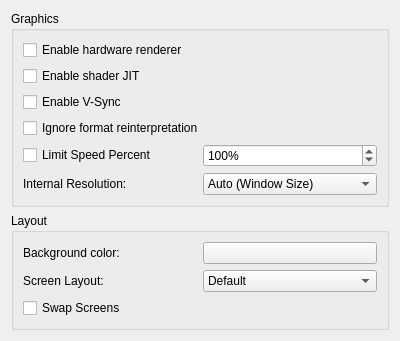
This is src/citra_qt/configuration/configure_graphics.ui in taken2009/citra9 as Qt 5 draws it before an edit. The edited form follows.
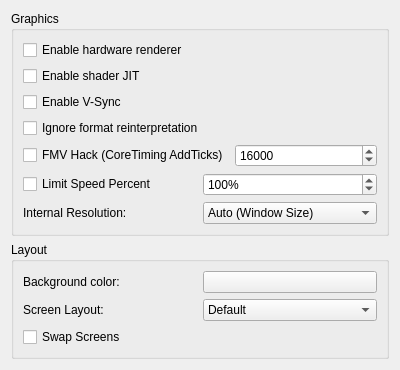
This is the edited form.

Commit message: Add FMV_hack option(Core timing overwrite)

```diff
--- a/src/citra_qt/configuration/configure_graphics.ui
+++ b/src/citra_qt/configuration/configure_graphics.ui
@@ -50,6 +50,30 @@
           </property>
          </widget>
         </item>
+        <item>
+         <layout class="QHBoxLayout" name="horizontalLayout_6">
+          <item>
+           <widget class="QCheckBox" name="FMV_hack">
+            <property name="text">
+             <string>FMV Hack (CoreTiming AddTicks)</string>
+            </property>
+           </widget>
+          </item>
+          <item>
+           <widget class="QSpinBox" name="AddTicks">
+            <property name="minimum">
+             <number>1</number>
+            </property>
+            <property name="maximum">
+             <number>999999</number>
+            </property>
+            <property name="value">
+             <number>16000</number>
+            </property>
+           </widget>
+          </item>
+         </layout>
+        </item>
         <item>
          <layout class="QHBoxLayout" name="horizontalLayout_2">
           <item>
```
The commit also changes 4 other files.
